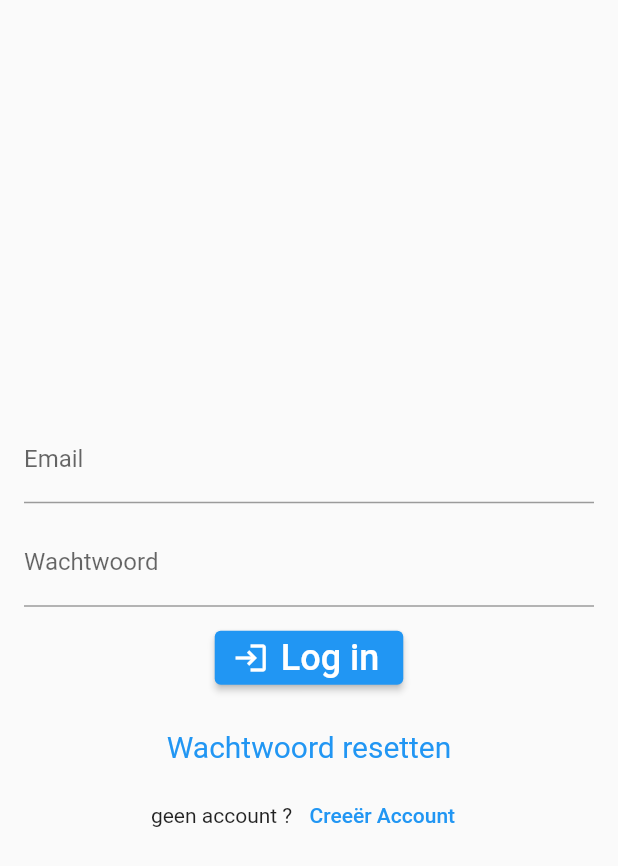
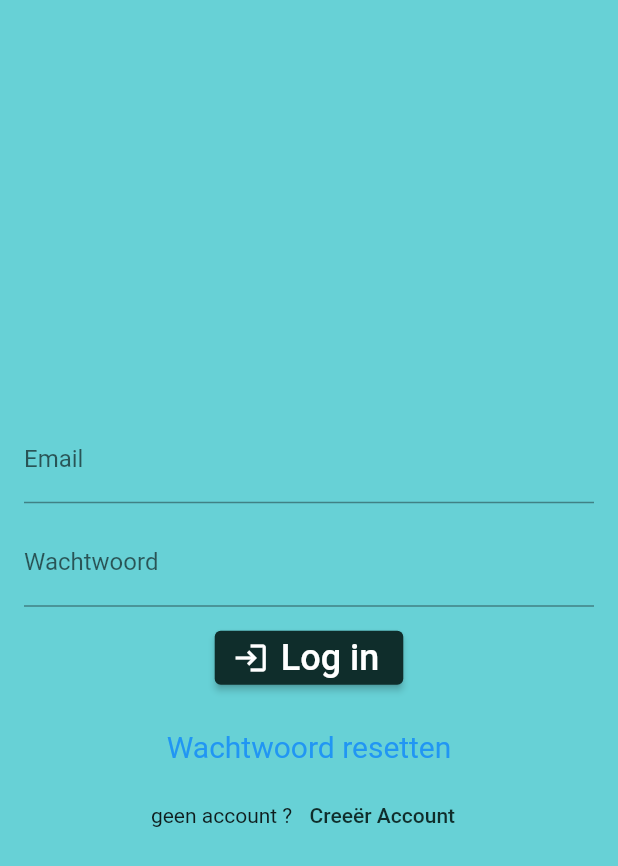
Before and after one commit to Lenaerts-Nestor/Project_Mobile_Development, a Flutter app: the screen it shows after launch, on a phone screen of 412 x 824 dp. Shown: the top 866 px of the screen. Run offline on Flutter 3.47's test engine with Material 2 defaults, Android fonts, the light colour scheme and no system bars; our stand-ins replace cloud_firestore, firebase_auth, firebase_core, flutter_map, google_nav_bar, latlong2; accounts and stored records are empty.

Commit message:
thema toegevoegd aan main

```diff
--- a/lib/main.dart
+++ b/lib/main.dart
@@ -6,6 +6,7 @@ import 'package:parkflow/firebase_options.dart';
 import 'package:parkflow/pages/login-register/login/login_page.dart';
 import 'model/user/user_logged_controller.dart';
 import 'package:provider/provider.dart';
+import 'components/style/designStyle.dart' as style;
 
 Future<void> main() async {
   WidgetsFlutterBinding.ensureInitialized();
@@ -28,6 +29,7 @@ class MainApp extends StatelessWidget {
         title: 'parkflow',
         debugShowCheckedModeBanner: false,
         home: LoginPage(),
+        theme: style.theme,
       ),
     );
   }
```
